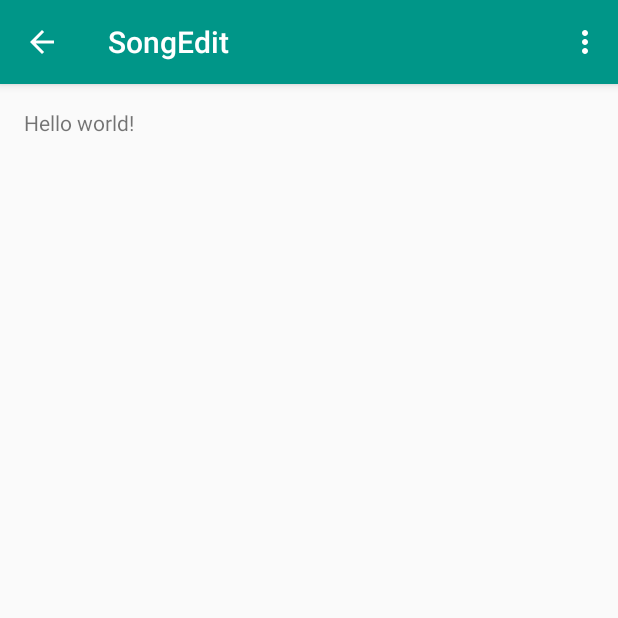
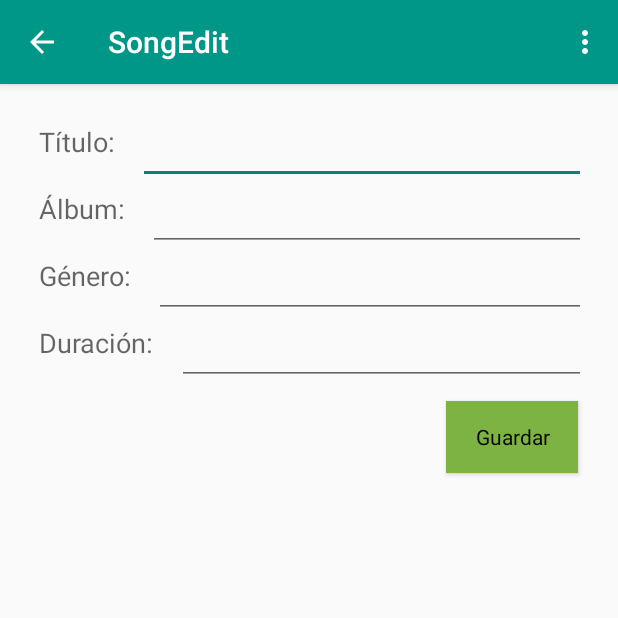
Before and after one commit to UNIZAR-30226-2016-07/sevenbeats, an Android app: the SongEdit screen opened directly, with no data from a screen before it, on a phone screen of 412 x 824 dp, the top half of it. Run offline under Robolectric (Android 15) with nearby library versions, the phone set to English and light mode, and no system bars.

Commit message:
Añadidos elementos de song edit

```diff
--- a/app/src/main/java/sevenbits/sevenbeats/MainActivity.java
+++ b/app/src/main/java/sevenbits/sevenbeats/MainActivity.java
@@ -1,5 +1,6 @@
 package sevenbits.sevenbeats;
 
+import android.content.Intent;
 import android.support.v7.app.AppCompatActivity;
 import android.os.Bundle;
 import android.view.Menu;
@@ -22,4 +23,24 @@ public class MainActivity extends AppCompatActivity {
         return super.onCreateOptionsMenu(menu);
     }
 
+
+    @Override
+    public boolean onOptionsItemSelected(MenuItem item) {
+        // Handle presses on the action bar items
+        switch (item.getItemId()) {
+            case R.id.MainActivity_boton_busqueda:
+                return true;
+            case R.id.MainActivity_boton_anyadir:
+                anyadir();
+                return true;
+            default:
+                return super.onOptionsItemSelected(item);
+        }
+    }
+
+    public boolean anyadir(){
+        Intent i = new Intent(this, SongEdit.class);
+        startActivity(i);
+        return true;
+    }
 }
--- a/app/src/main/res/layout/activity_song_edit.xml
+++ b/app/src/main/res/layout/activity_song_edit.xml
@@ -6,7 +6,89 @@
     android:paddingBottom="@dimen/activity_vertical_margin"
     tools:context="sevenbits.sevenbeats.SongEdit">
 
-    <TextView android:text="@string/hello_world" android:layout_width="wrap_content"
-        android:layout_height="wrap_content" />
+
+    <TextView
+        android:layout_width="wrap_content"
+        android:layout_height="wrap_content"
+        android:textAppearance="?android:attr/textAppearanceMedium"
+        android:text="@string/edit_titulo"
+        android:id="@+id/textView"
+        android:layout_margin="10dp" />
+
+    <TextView
+        android:layout_width="wrap_content"
+        android:layout_height="wrap_content"
+        android:textAppearance="?android:attr/textAppearanceMedium"
+        android:text="@string/edit_album"
+        android:id="@+id/textView2"
+        android:layout_below="@+id/textView"
+        android:layout_alignParentLeft="true"
+        android:layout_alignParentStart="true"
+        android:layout_margin="10dp" />
+
+    <TextView
+        android:layout_width="wrap_content"
+        android:layout_height="wrap_content"
+        android:textAppearance="?android:attr/textAppearanceMedium"
+        android:text="@string/edit_genero"
+        android:id="@+id/textView3"
+        android:layout_below="@+id/textView2"
+        android:layout_margin="10dp" />
+
+    <TextView
+        android:layout_width="wrap_content"
+        android:layout_height="wrap_content"
+        android:textAppearance="?android:attr/textAppearanceMedium"
+        android:text="@string/edit_duracion"
+        android:id="@+id/textView4"
+        android:layout_centerVertical="true"
+        android:layout_below="@+id/textView3"
+        android:layout_margin="10dp" />
+
+    <EditText
+        android:layout_width="fill_parent"
+        android:layout_height="wrap_content"
+        android:id="@+id/SongEdit_texto_titulo"
+        android:layout_margin="5dp"
+        android:layout_toRightOf="@+id/textView" />
+
+    <EditText
+        android:layout_width="fill_parent"
+        android:layout_height="wrap_content"
+        android:id="@+id/SongEdit_texto_album"
+        android:layout_margin="5dp"
+        android:layout_toRightOf="@+id/textView2"
+        android:layout_below="@+id/textView" />
+
+    <EditText
+        android:layout_width="fill_parent"
+        android:layout_height="wrap_content"
+        android:id="@+id/SongEdit_texto_genero"
+        android:layout_margin="5dp"
+        android:layout_toRightOf="@+id/textView3"
+        android:layout_below="@+id/textView2" />
+
+    <EditText
+        android:layout_width="fill_parent"
+        android:layout_height="wrap_content"
+        android:id="@+id/SongEdit_texto_duracion"
+        android:layout_margin="5dp"
+        android:inputType="time"
+        android:ems="10"
+        android:layout_below="@+id/textView3"
+        android:layout_toRightOf="@+id/textView4" />
+
+    <Button
+        android:layout_width="wrap_content"
+        android:layout_height="wrap_content"
+        android:text="@string/edit_guardar"
+        android:id="@+id/SongEdit_boton_guardar"
+        android:layout_alignParentBottom="false"
+        android:layout_alignParentRight="false"
+        android:layout_alignParentEnd="false"
+        style="@style/ButtonText"
+        android:layout_margin="5dp"
+        android:layout_below="@+id/SongEdit_texto_duracion"
+        android:layout_alignRight="@+id/SongEdit_texto_duracion" />
 
 </RelativeLayout>
--- a/app/src/main/res/values/strings.xml
+++ b/app/src/main/res/values/strings.xml
@@ -8,4 +8,11 @@
     <string name="title_activity_see_album">SeeAlbum</string>
     <string name="action_search">Busqueda</string>
     <string name="action_anyadir">Anyadir</string>
+
+
+    <string name="edit_titulo">Título: </string>
+    <string name="edit_album">Álbum: </string>
+    <string name="edit_genero">Género: </string>
+    <string name="edit_duracion">Duración: </string>
+    <string name="edit_guardar">Guardar</string>
 </resources>
```
Also changed, not shown: 7 other files.
